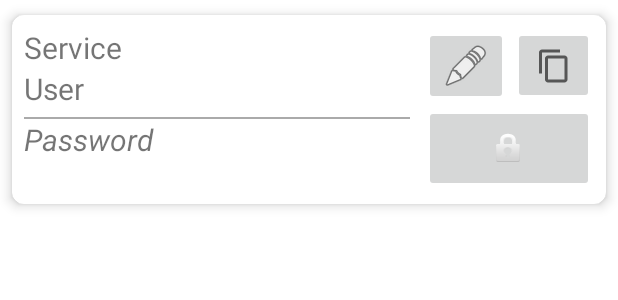
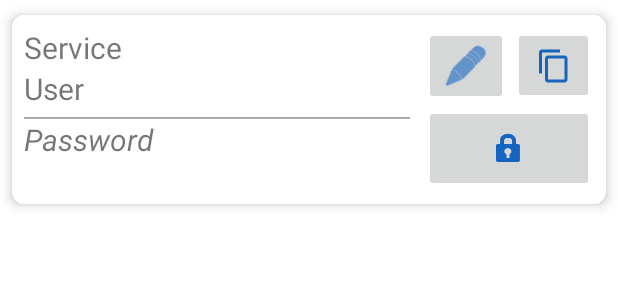
Before and after one commit to nicolamaritan/cypher, an Android app: the layout credentials_recyclerview_item.xml on its own in the app's theme, with its tools: preview values and no code run, on a phone screen of 412 x 824 dp. Shown: the top 300 px of the screen. Run offline under Robolectric (Android 15) with nearby library versions, the phone set to English and light mode, and no system bars.

Commit message:
Updated layout

```diff
--- a/app/src/main/res/layout/credentials_recyclerview_item.xml
+++ b/app/src/main/res/layout/credentials_recyclerview_item.xml
@@ -74,7 +74,8 @@
             android:contentDescription="@string/copy_the_credential_s_password"
             app:layout_constraintEnd_toEndOf="parent"
             app:layout_constraintTop_toTopOf="parent"
-            app:srcCompat="?attr/actionModeCopyDrawable" />
+            app:srcCompat="?attr/actionModeCopyDrawable"
+            app:tint="?attr/colorPrimary"/>
 
         <ImageButton
             android:id="@+id/edit_imageButton"
@@ -83,7 +84,9 @@
             android:contentDescription="@string/modify_the_credential"
             app:layout_constraintStart_toStartOf="@+id/lock_imageButton"
             app:layout_constraintTop_toTopOf="@+id/copy_imageButton"
-            app:srcCompat="@android:drawable/ic_menu_edit" />
+            app:srcCompat="@android:drawable/ic_menu_edit"
+            app:tint="?attr/colorPrimary"
+            />
 
         <ImageButton
             android:id="@+id/lock_imageButton"
@@ -93,7 +96,8 @@
             app:layout_constraintBottom_toBottomOf="parent"
             app:layout_constraintEnd_toEndOf="@+id/copy_imageButton"
             app:layout_constraintTop_toBottomOf="@+id/edit_imageButton"
-            app:srcCompat="@android:drawable/ic_lock_idle_lock" />
+            app:srcCompat="@android:drawable/ic_lock_idle_lock"
+            app:tint="?attr/colorPrimary"/>
 
     </androidx.constraintlayout.widget.ConstraintLayout>
 </androidx.cardview.widget.CardView>
--- a/app/src/main/res/layout/fragment_addcredentials.xml
+++ b/app/src/main/res/layout/fragment_addcredentials.xml
@@ -6,7 +6,6 @@
     android:layout_height="match_parent"
     tools:context=".fragments.AddCredentialsFragment">
 
-    <!-- TODO: Update blank fragment layout -->
     <TextView
         android:id="@+id/add_tv"
         android:layout_width="match_parent"
```
